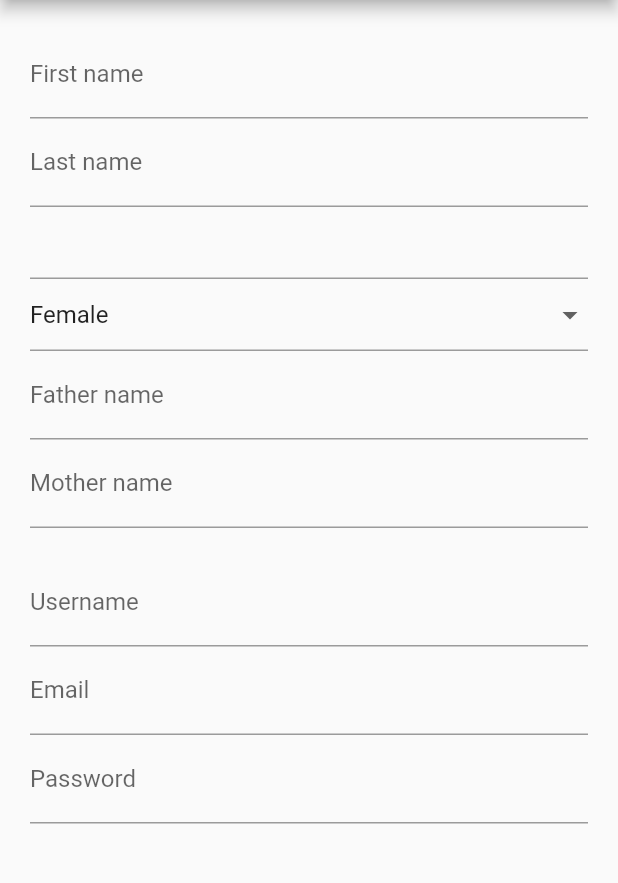
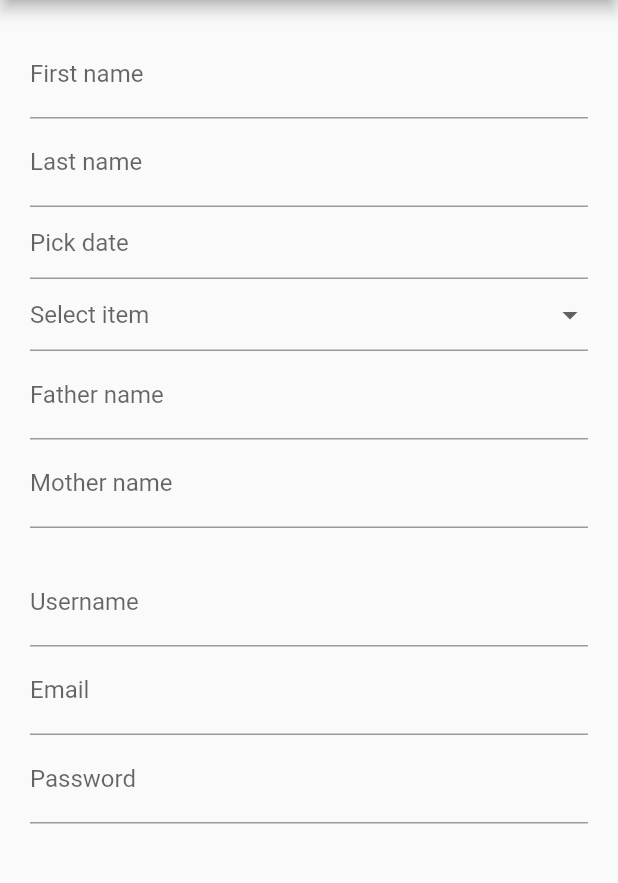
Before and after one commit to hassanalkhabaz/management_school, a Flutter app: the AddUser screen opened by its route, on a phone screen of 412 x 824 dp, the part 84-967 px from its top. Run offline on Flutter 3.47's test engine with Material 2 defaults, Android fonts, the phone set to English and light mode, and no system bars; drawn by our look-alikes of flutter_form_builder; our stand-ins replace shared_preferences; accounts and stored records are empty.

Commit message:
add user dropdown modified

```diff
--- a/lib/ui/pages/add_user.dart
+++ b/lib/ui/pages/add_user.dart
@@ -1,5 +1,6 @@
 import 'package:flutter/material.dart';
 import 'package:flutter_form_builder/flutter_form_builder.dart';
+import 'package:management_school/ui/widgets/DropDownField.dart';
 import 'package:management_school/ui/widgets/MyDrawer.dart';
 import 'package:management_school/ui/widgets/fields.dart';
 
@@ -40,17 +41,15 @@ class _AddUserState extends State<AddUser> {
                     onChanged: (str) {},
                   ),
                   FormBuilderDateTimePicker(
+                    name: 'date',
                     inputType: InputType.date,
+                    onChanged: (value) {},
+                    decoration: InputDecoration(hintText: 'Pick date'),
+                    initialDate: DateTime.now(),
                   ),
-                  FormBuilderDropdown(
-                    items: [
-                      DropdownMenuItem(
-                        child: Text("Female"),
-                      ),
-                      DropdownMenuItem(
-                        child: Text("Male"),
-                      ),
-                    ],
+                  DropDownField(
+                    onChange: (val) {},
+                    items: ['first'],
                   ),
                   textField(
                     context,
@@ -91,7 +90,6 @@ class _AddUserState extends State<AddUser> {
                     isPassword: true,
                     onChanged: (str) {},
                   ),
-
                 ],
               ),
             ),
```
Also changed, not shown: lib/ui/widgets/DropDownField.dart (+6 -6 lines).
